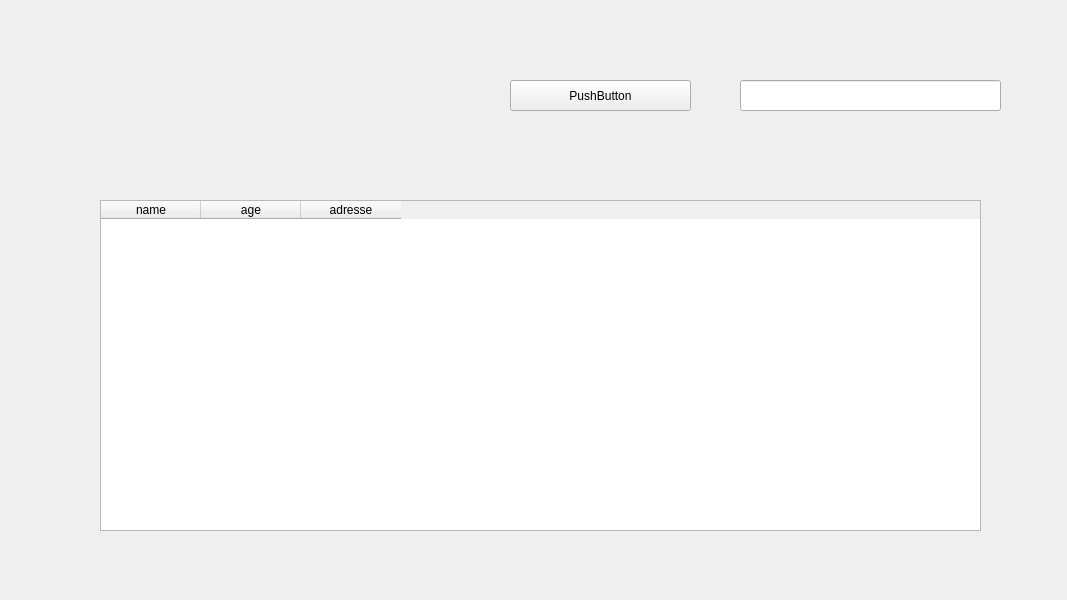
The window that tabw.ui (Rolerdxx/Car-Rental) describes before a commit, drawn with Qt 5.
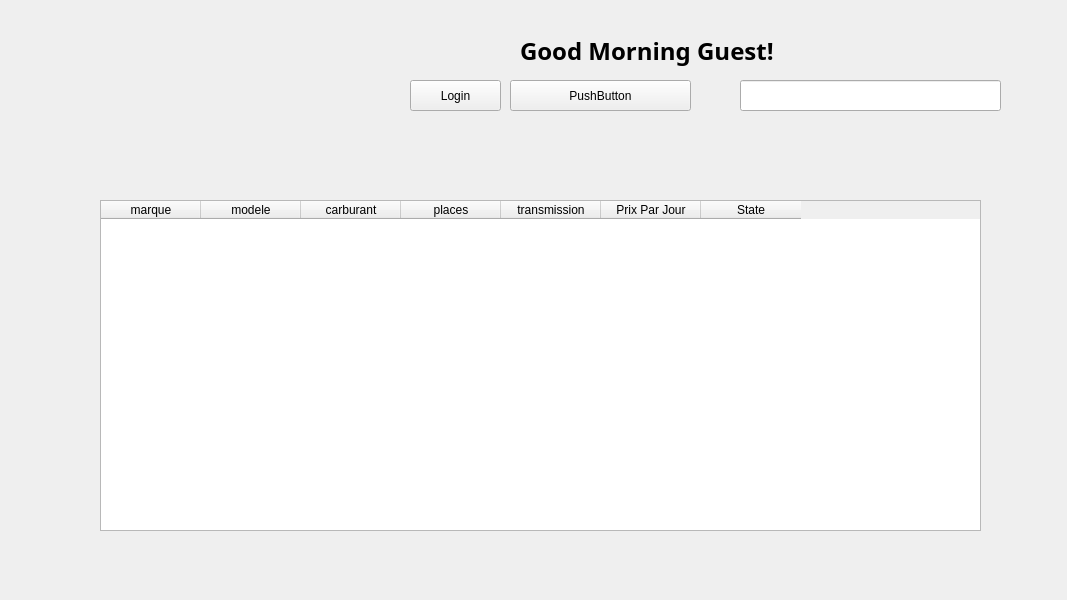
The same window after the commit.

Commit message: login page + some code

```diff
--- a/tabw.ui
+++ b/tabw.ui
@@ -24,17 +24,37 @@
    </property>
    <column>
     <property name="text">
-     <string>name</string>
+     <string>marque</string>
     </property>
    </column>
    <column>
     <property name="text">
-     <string>age</string>
+     <string>modele</string>
     </property>
    </column>
    <column>
     <property name="text">
-     <string>adresse</string>
+     <string>carburant</string>
+    </property>
+   </column>
+   <column>
+    <property name="text">
+     <string>places</string>
+    </property>
+   </column>
+   <column>
+    <property name="text">
+     <string>transmission</string>
+    </property>
+   </column>
+   <column>
+    <property name="text">
+     <string>Prix Par Jour</string>
+    </property>
+   </column>
+   <column>
+    <property name="text">
+     <string>State</string>
     </property>
    </column>
   </widget>
@@ -61,6 +81,40 @@
     </rect>
    </property>
   </widget>
+  <widget class="QPushButton" name="loginbutton">
+   <property name="geometry">
+    <rect>
+     <x>410</x>
+     <y>80</y>
+     <width>91</width>
+     <height>31</height>
+    </rect>
+   </property>
+   <property name="text">
+    <string>Login</string>
+   </property>
+  </widget>
+  <widget class="QLabel" name="label">
+   <property name="geometry">
+    <rect>
+     <x>520</x>
+     <y>30</y>
+     <width>311</width>
+     <height>41</height>
+    </rect>
+   </property>
+   <property name="font">
+    <font>
+     <family>Segoe UI Variable Display Semib</family>
+     <pointsize>18</pointsize>
+     <weight>75</weight>
+     <bold>true</bold>
+    </font>
+   </property>
+   <property name="text">
+    <string>Good Morning Guest!</string>
+   </property>
+  </widget>
  </widget>
  <resources/>
  <connections/>
```
Left out of the diff: 9 changed lines with no effect on the pictures. The commit also changes 3 other files.
